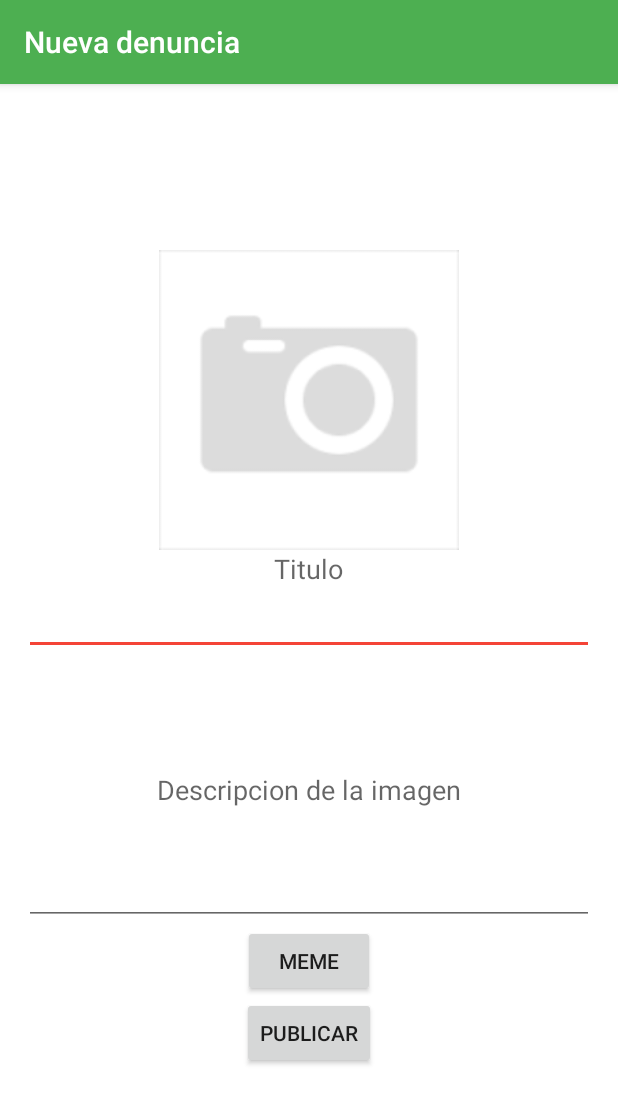
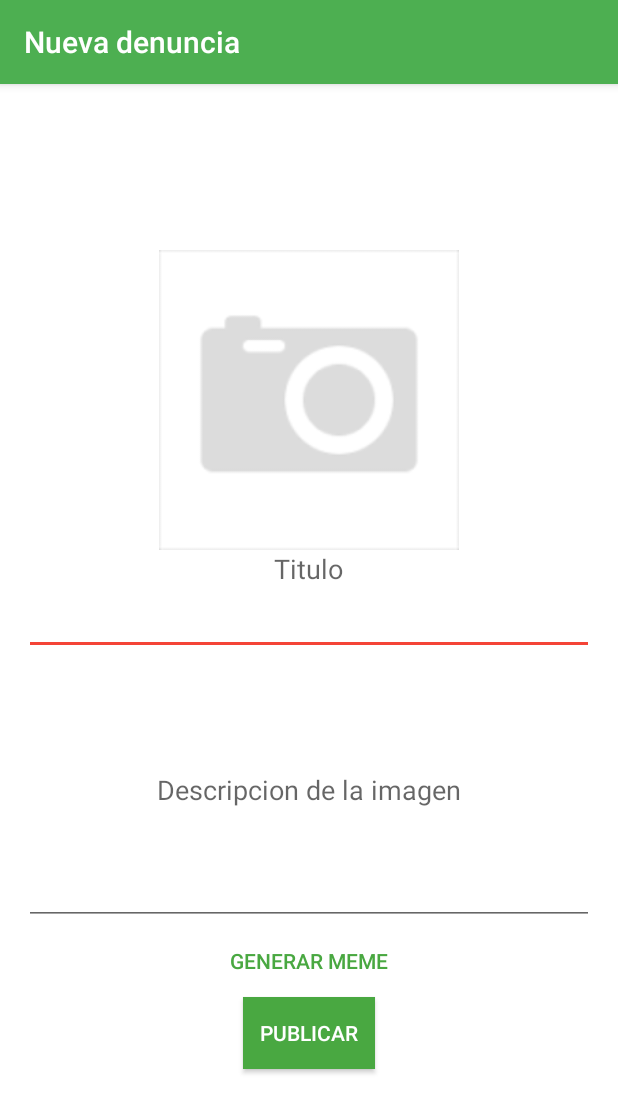
Before and after one commit to psaratscheff/SandiApp, an Android app: the Formulario screen opened directly, with no data from a screen before it, on a phone screen of 412 x 824 dp. Shown: the top 1113 px of the screen. Run offline under Robolectric (Android 15) with nearby library versions, the phone set to English and light mode, and no system bars; libraries missing offline, so code that uses them is left out: com.firebase.client.

Commit message:
Cambio color botones formulario

```diff
--- a/app/src/main/java/cl/saratscheff/sandiapp/Formulario.java
+++ b/app/src/main/java/cl/saratscheff/sandiapp/Formulario.java
@@ -271,7 +271,7 @@ public class Formulario extends AppCompatActivity {
             if(captionString != null){
 
                 Paint paintText = new Paint(Paint.ANTI_ALIAS_FLAG);
-                paintText.setColor(Color.BLUE);
+                paintText.setColor(Color.BLACK);
                 paintText.setTextSize(300);
                 paintText.setStyle(Paint.Style.FILL);
                 paintText.setShadowLayer(10f, 10f, 10f, Color.BLACK);
--- a/app/src/main/res/layout/activity_formulario.xml
+++ b/app/src/main/res/layout/activity_formulario.xml
@@ -29,13 +29,15 @@
         android:weightSum="1"
         android:gravity="center_vertical">
 
+
         <ImageView
             android:layout_width="300dp"
             android:layout_height="200dp"
             android:id="@+id/imageView"
             android:layout_gravity="center_horizontal"
             android:onClick = "Image1"
-            android:src="@drawable/camera" />
+            android:src="@drawable/camera"
+            />
 
         <TextView
             android:layout_width="wrap_content"
@@ -75,14 +77,19 @@
         <Button
             android:layout_width="wrap_content"
             android:layout_height="wrap_content"
-            android:text="Meme"
+            android:text="Generar Meme"
             android:id="@+id/buttonMeme"
-            android:layout_gravity="center_horizontal" />
+            android:layout_gravity="center_horizontal"
+            style="?android:attr/borderlessButtonStyle"
+            android:backgroundTintMode="add"
+            android:textColor="#49a841" />
         <Button
             android:layout_width="wrap_content"
             android:layout_height="wrap_content"
             android:text="Publicar"
             android:id="@+id/buttonPublicar"
-            android:layout_gravity="center_horizontal" />
+            android:layout_gravity="center_horizontal"
+            android:background="#49a841"
+            android:textColor="#ffffff" />
     </LinearLayout>
 </RelativeLayout>
```
